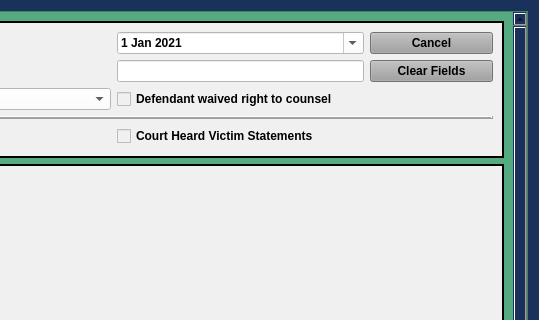
First picture: the form in package/views/ui/JailCCPleaDialog.ui, repository HunterProgram22/MuniEntry, before the edit; both pictures show x 559 to 1098 and y 0 to 320 of the 1098 by 815 pixel window.
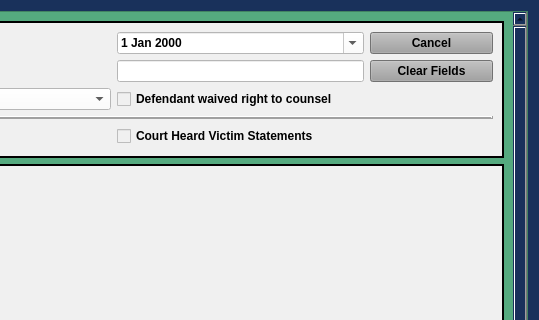
Second picture: the form after the edit. Custom widgets are drawn as their Qt base class.

Diff of the .ui file:
```diff
--- a/package/views/ui/JailCCPleaDialog.ui
+++ b/package/views/ui/JailCCPleaDialog.ui
@@ -209,23 +209,9 @@
              <string notr="true">color: rgb(0, 0, 0);
 background-color: rgb(255, 255, 255);</string>
             </property>
-            <property name="minimumDate">
-             <date>
-              <year>2021</year>
-              <month>1</month>
-              <day>1</day>
-             </date>
-            </property>
             <property name="calendarPopup">
              <bool>true</bool>
             </property>
-            <property name="date">
-             <date>
-              <year>2021</year>
-              <month>1</month>
-              <day>1</day>
-             </date>
-            </property>
            </widget>
           </item>
           <item row="1" column="2">
@@ -1273,6 +1259,18 @@
    </item>
   </layout>
  </widget>
+ <customwidgets>
+  <customwidget>
+   <class>NoScrollDateEdit</class>
+   <extends>QDateEdit</extends>
+   <header>.custom_widgets</header>
+  </customwidget>
+  <customwidget>
+   <class>NoScrollComboBox</class>
+   <extends>QComboBox</extends>
+   <header>.custom_widgets</header>
+  </customwidget>
+ </customwidgets>
  <tabstops>
   <tabstop>defendant_first_name_lineEdit</tabstop>
   <tabstop>defendant_last_name_lineEdit</tabstop>
```
Left out of the diff: 22 changed lines with no effect on the pictures.
